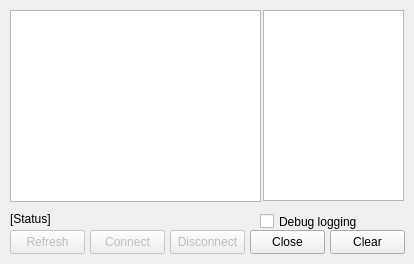
thedjnK/AuTerm, file plugins/mcumgr/bluetooth_setup.ui: the form before one commit.
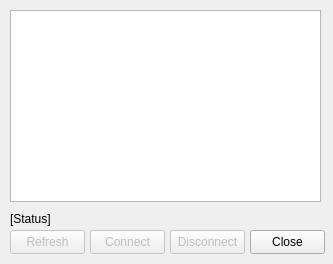
The form after the commit.

Commit message: plugins: mcumgr: Update Bluetooth transport to use logging plugin instead of a text box

What changed in the file:
```diff
--- a/plugins/mcumgr/bluetooth_setup.ui
+++ b/plugins/mcumgr/bluetooth_setup.ui
@@ -6,7 +6,7 @@
    <rect>
     <x>0</x>
     <y>0</y>
-    <width>414</width>
+    <width>333</width>
     <height>264</height>
    </rect>
   </property>
@@ -18,7 +18,7 @@
     <rect>
      <x>10</x>
      <y>10</y>
-     <width>251</width>
+     <width>311</width>
      <height>192</height>
     </rect>
    </property>
@@ -84,35 +84,6 @@
     <string>Close</string>
    </property>
   </widget>
-  <widget class="QPlainTextEdit" name="edit_debug">
-   <property name="geometry">
-    <rect>
-     <x>263</x>
-     <y>10</y>
-     <width>141</width>
-     <height>191</height>
-    </rect>
-   </property>
-   <property name="undoRedoEnabled">
-    <bool>false</bool>
-   </property>
-   <property name="readOnly">
-    <bool>true</bool>
-   </property>
-  </widget>
-  <widget class="QPushButton" name="btn_clear">
-   <property name="geometry">
-    <rect>
-     <x>330</x>
-     <y>230</y>
-     <width>75</width>
-     <height>24</height>
-    </rect>
-   </property>
-   <property name="text">
-    <string>Clear</string>
-   </property>
-  </widget>
   <widget class="QLabel" name="label">
    <property name="geometry">
     <rect>
@@ -126,19 +97,6 @@
     <string>[Status]</string>
    </property>
   </widget>
-  <widget class="QCheckBox" name="check_debug_logging">
-   <property name="geometry">
-    <rect>
-     <x>260</x>
-     <y>210</y>
-     <width>131</width>
-     <height>23</height>
-    </rect>
-   </property>
-   <property name="text">
-    <string>Debug logging</string>
-   </property>
-  </widget>
  </widget>
  <resources/>
  <connections/>
```
The commit also changes 4 other files.
